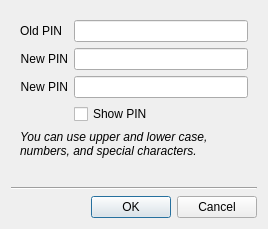
Qt form ui/stick20changepassworddialog.ui (Nitrokey/nitrokey-app) before a commit.
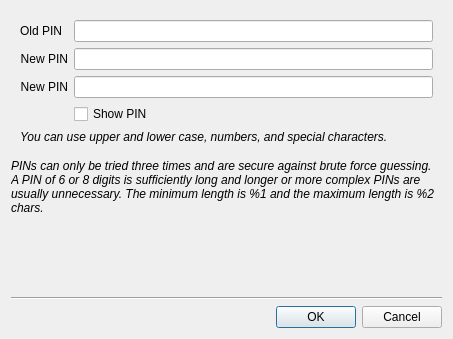
The same form after that commit. Icons and pictures are not drawn.

Commit message: Show more details about PIN in change password form. Make the form bigger and centered.

Diff of the .ui file:
```diff
--- a/ui/stick20changepassworddialog.ui
+++ b/ui/stick20changepassworddialog.ui
@@ -6,8 +6,8 @@
    <rect>
     <x>0</x>
     <y>0</y>
-    <width>268</width>
-    <height>221</height>
+    <width>453</width>
+    <height>339</height>
    </rect>
   </property>
   <property name="sizePolicy">
@@ -114,6 +114,22 @@
      </layout>
     </widget>
    </item>
+   <item>
+    <widget class="QLabel" name="label_additional_information">
+     <property name="mouseTracking">
+      <bool>true</bool>
+     </property>
+     <property name="text">
+      <string>&lt;html&gt;&lt;head/&gt;&lt;body&gt;&lt;p&gt;&lt;span style=&quot; font-style:italic;&quot;&gt;PINs can only be tried three times and are secure against brute force guessing. A PIN of 6 or 8 digits is sufficiently long and longer or more complex PINs are usually unnecessary. The minimum length is %1 and the maximum length is %2 chars.&lt;/span&gt;&lt;/p&gt;&lt;/body&gt;&lt;/html&gt;</string>
+     </property>
+     <property name="scaledContents">
+      <bool>false</bool>
+     </property>
+     <property name="wordWrap">
+      <bool>true</bool>
+     </property>
+    </widget>
+   </item>
    <item>
     <spacer name="verticalSpacer">
      <property name="orientation">
```
The commit also changes 2 other files.
